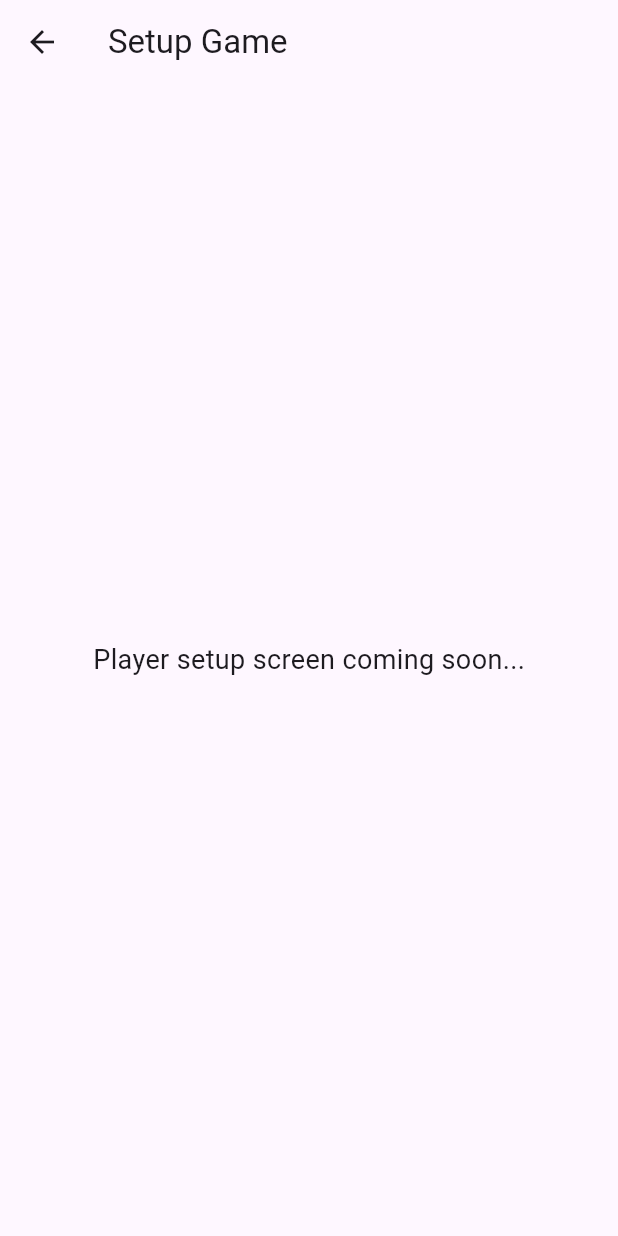
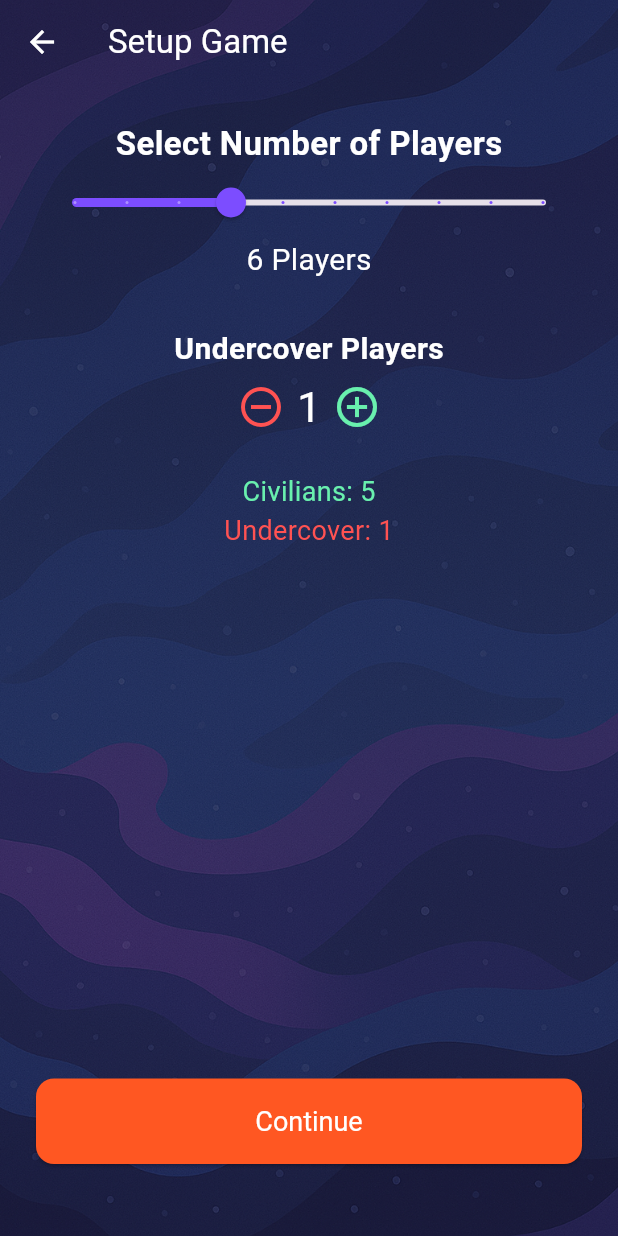
Before and after one commit to BlazheManev/undercover_clone, a Flutter app: the screen it shows after launch, after a tap on "Set Up Game", on a phone screen of 412 x 824 dp. Run offline on Flutter 3.47's test engine with Material 3 defaults, Android fonts, the phone set to English and light mode, and no system bars.

Commit message:
* add reusable CustomButton and apply to HomeScreen and in setup_screen * implement player and undercover selection with game rules * add new image for background without person

```diff
--- /dev/null
+++ b/lib/components/custom_button.dart
@@ -0,0 +1,28 @@
+import 'package:flutter/material.dart';
+
+class CustomButton extends StatelessWidget {
+  final String text;
+  final VoidCallback onPressed;
+
+  const CustomButton({required this.text, required this.onPressed});
+
+  @override
+  Widget build(BuildContext context) {
+    return SizedBox(
+      width: double.infinity,
+      child: ElevatedButton(
+        style: ElevatedButton.styleFrom(
+          padding: EdgeInsets.symmetric(vertical: 18),
+          textStyle: TextStyle(fontSize: 18),
+          backgroundColor: Colors.deepOrange,
+          foregroundColor: Colors.white,
+          shape: RoundedRectangleBorder(
+            borderRadius: BorderRadius.circular(12),
+          ),
+        ),
+        onPressed: onPressed,
+        child: Text(text),
+      ),
+    );
+  }
+}
--- a/lib/screens/home_screen.dart
+++ b/lib/screens/home_screen.dart
@@ -1,5 +1,6 @@
 import 'package:flutter/material.dart';
 import 'package:flutter/services.dart';
+import '../components/custom_button.dart';
 import 'setup_screen.dart';
 
 class HomeScreen extends StatelessWidget {
@@ -40,18 +41,8 @@ class HomeScreen extends StatelessWidget {
                     ],
                   ),
                   Spacer(),
-                  SizedBox(
-                    width: double.infinity,
-                    child: ElevatedButton(
-                      style: ElevatedButton.styleFrom(
-                        padding: EdgeInsets.symmetric(vertical: 18),
-                        textStyle: TextStyle(fontSize: 18),
-                        backgroundColor: Colors.deepOrange,
-                        foregroundColor: Colors.white,
-                        shape: RoundedRectangleBorder(
-                          borderRadius: BorderRadius.circular(12),
-                        ),
-                      ),
+                  CustomButton(
+                    text: 'Set Up Game',
                     onPressed: () {
                       Navigator.push(
                         context,
@@ -60,8 +51,6 @@ class HomeScreen extends StatelessWidget {
                         ),
                       );
                     },
-                      child: Text('Set Up Game'),
-                    ),
                   ),
                   SizedBox(height: 40),
                 ],
--- a/lib/screens/setup_screen.dart
+++ b/lib/screens/setup_screen.dart
@@ -1,17 +1,141 @@
 import 'package:flutter/material.dart';
+import '../components/custom_button.dart';
 
-class SetupScreen extends StatelessWidget {
+class SetupScreen extends StatefulWidget {
+  @override
+  _SetupScreenState createState() => _SetupScreenState();
+}
+
+class _SetupScreenState extends State<SetupScreen> {
+  double _playerCount = 6;
+  int _undercoverCount = 1;
+
   @override
   Widget build(BuildContext context) {
+    int totalPlayers = _playerCount.toInt();
+    int maxUndercover = (totalPlayers / 2).floor() - 1;
+    if (maxUndercover < 1) maxUndercover = 1;
+    if (_undercoverCount > maxUndercover) {
+      _undercoverCount = maxUndercover;
+    }
+
+    int civilians = totalPlayers - _undercoverCount;
+
     return Scaffold(
+      extendBodyBehindAppBar: true,
       appBar: AppBar(
         title: Text('Setup Game'),
+        backgroundColor: Colors.transparent,
+        elevation: 0,
+        foregroundColor: Colors.white,
       ),
-      body: Center(
-        child: Text(
-          'Player setup screen coming soon...',
-          style: TextStyle(fontSize: 18),
-        ),
+      body: Stack(
+        fit: StackFit.expand,
+        children: [
+          Image.asset(
+            'assets/images/background_without_person.png',
+            fit: BoxFit.cover,
+          ),
+          Container(color: Colors.black.withAlpha((0.4 * 255).toInt())),
+          SafeArea(
+            child: Padding(
+              padding: const EdgeInsets.all(24.0),
+              child: Column(
+                children: [
+                  Text(
+                    'Select Number of Players',
+                    style: TextStyle(
+                      fontSize: 22,
+                      fontWeight: FontWeight.bold,
+                      color: Colors.white,
+                    ),
+                  ),
+                  Slider(
+                    value: _playerCount,
+                    min: 3,
+                    max: 12,
+                    divisions: 9,
+                    label: _playerCount.toInt().toString(),
+                    activeColor: Colors.deepPurpleAccent,
+                    onChanged: (value) {
+                      setState(() {
+                        _playerCount = value;
+                        int newMax = (value.toInt() / 2).floor() - 1;
+                        if (newMax < 1) newMax = 1;
+                        if (_undercoverCount > newMax) {
+                          _undercoverCount = newMax;
+                        }
+                      });
+                    },
+                  ),
+                  Text(
+                    '${_playerCount.toInt()} Players',
+                    style: TextStyle(fontSize: 20, color: Colors.white),
+                  ),
+                  SizedBox(height: 30),
+                  Text(
+                    'Undercover Players',
+                    style: TextStyle(
+                      fontSize: 20,
+                      fontWeight: FontWeight.bold,
+                      color: Colors.white,
+                    ),
+                  ),
+                  Row(
+                    mainAxisAlignment: MainAxisAlignment.center,
+                    children: [
+                      IconButton(
+                        onPressed: () {
+                          if (_undercoverCount > 1) {
+                            setState(() {
+                              _undercoverCount--;
+                            });
+                          }
+                        },
+                        icon: Icon(Icons.remove_circle_outline),
+                        color: Colors.redAccent,
+                        iconSize: 32,
+                      ),
+                      Text(
+                        '$_undercoverCount',
+                        style: TextStyle(fontSize: 28, color: Colors.white),
+                      ),
+                      IconButton(
+                        onPressed: () {
+                          if (_undercoverCount < maxUndercover) {
+                            setState(() {
+                              _undercoverCount++;
+                            });
+                          }
+                        },
+                        icon: Icon(Icons.add_circle_outline),
+                        color: Colors.greenAccent,
+                        iconSize: 32,
+                      ),
+                    ],
+                  ),
+                  SizedBox(height: 20),
+                  Text(
+                    'Civilians: $civilians',
+                    style: TextStyle(fontSize: 18, color: Colors.greenAccent),
+                  ),
+                  Text(
+                    'Undercover: $_undercoverCount',
+                    style: TextStyle(fontSize: 18, color: Colors.redAccent),
+                  ),
+                  Spacer(),
+                  CustomButton(
+                    text: 'Continue',
+                    onPressed: () {
+                      // Next screen logic here
+                    },
+                  ),
+                  SizedBox(height: 24),
+                ],
+              ),
+            ),
+          ),
+        ],
       ),
     );
   }
--- a/pubspec.yaml
+++ b/pubspec.yaml
@@ -53,6 +53,7 @@ dev_dependencies:
 flutter:
   assets:
     - assets/images/background.png
+    - assets/images/background_without_person.png
 
   # The following line ensures that the Material Icons font is
   # included with your application, so that you can use the icons in
```
Also changed, not shown: assets/images/background_without_person.png (added). Lines whose indentation alone changed are shown as unchanged.
